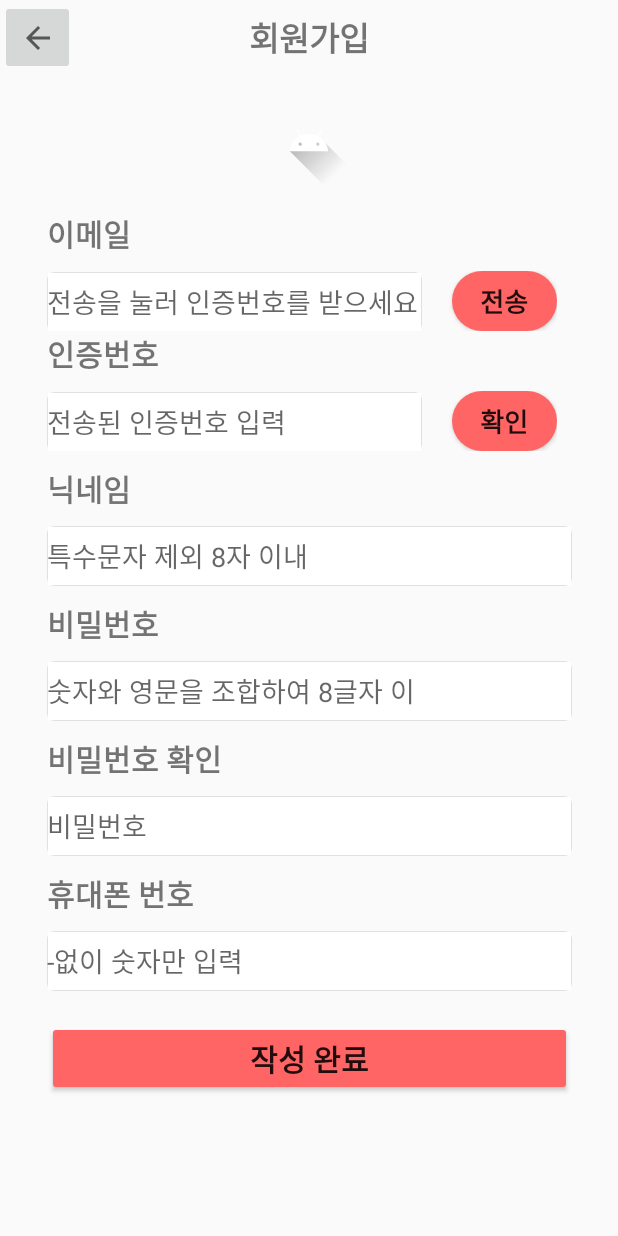
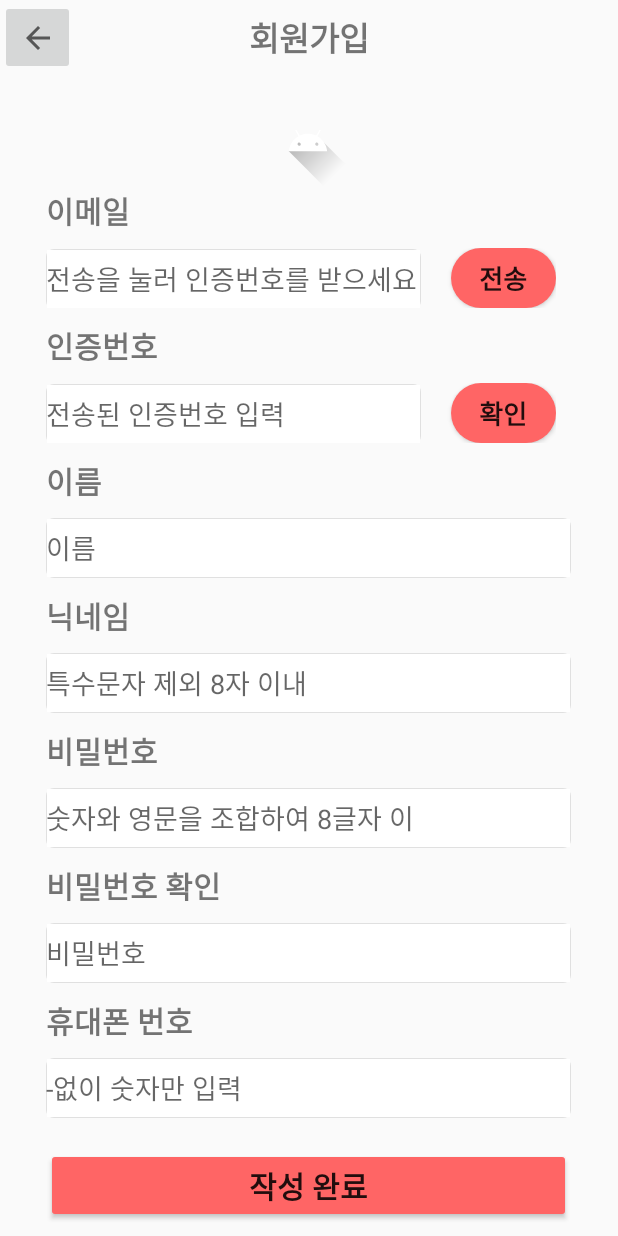
Before and after one commit to YoonDongGwan/hanium-project, an Android app: the SignUpActivity screen opened directly, with no data from a screen before it, on a phone screen of 412 x 824 dp. Run offline under Robolectric (Android 15) with nearby library versions, the phone set to English and light mode, and no system bars.

Commit message:
회원가입, 프로필 수정하기 페이지 수정, 포인트 교환신청 페이지 레이아웃 구현

```diff
--- a/app/src/main/res/layout/activity_signup.xml
+++ b/app/src/main/res/layout/activity_signup.xml
@@ -24,37 +24,43 @@
         app:layout_constraintStart_toStartOf="@+id/imageButton"
         app:layout_constraintTop_toTopOf="parent" />
 
-    <ImageView
-        android:id="@+id/imageView"
-        android:layout_width="60dp"
-        android:layout_height="60dp"
-        android:layout_marginTop="15dp"
-        android:src="@drawable/ic_launcher_foreground"
-        app:layout_constraintEnd_toEndOf="parent"
-        app:layout_constraintStart_toStartOf="parent"
-        app:layout_constraintTop_toBottomOf="@+id/textView" />
+
+    <ScrollView
+        android:id="@+id/scrollView"
+        android:layout_width="match_parent"
+        android:layout_height="wrap_content"
+        app:layout_constraintTop_toBottomOf="@+id/textView">
 
         <LinearLayout
             android:layout_width="wrap_content"
             android:layout_height="wrap_content"
             android:layout_gravity="center"
             android:orientation="vertical"
-        android:layout_marginTop="15dp"
             app:layout_constraintEnd_toEndOf="parent"
             app:layout_constraintStart_toStartOf="parent"
-        app:layout_constraintTop_toBottomOf="@+id/imageView">
+            app:layout_constraintTop_toBottomOf="@+id/textView">
+
+            <ImageView
+                android:id="@+id/imageView"
+                android:layout_width="60dp"
+                android:layout_height="60dp"
+                android:layout_gravity="center"
+                android:layout_marginTop="15dp"
+                android:src="@drawable/ic_launcher_foreground"
+                app:layout_constraintTop_toBottomOf="@+id/textView" />
 
             <TextView
                 android:layout_width="wrap_content"
                 android:layout_height="wrap_content"
                 android:text="이메일"
                 android:textSize="20sp"
-            android:textStyle="bold"/>
+                android:textStyle="bold" />
+
             <LinearLayout
                 android:layout_width="wrap_content"
                 android:layout_height="wrap_content"
-            android:orientation="horizontal"
-            android:layout_marginTop="10dp">
+                android:layout_marginTop="10dp"
+                android:orientation="horizontal">
 
                 <EditText
                     android:layout_width="250dp"
@@ -77,9 +83,11 @@
             <TextView
                 android:layout_width="wrap_content"
                 android:layout_height="wrap_content"
+                android:layout_marginTop="10dp"
                 android:text="인증번호"
                 android:textSize="20sp"
-            android:textStyle="bold"/>
+                android:textStyle="bold" />
+
             <LinearLayout
                 android:layout_width="wrap_content"
                 android:layout_height="wrap_content"
@@ -108,11 +116,29 @@
             <TextView
                 android:layout_width="wrap_content"
                 android:layout_height="wrap_content"
+                android:layout_marginTop="10dp"
+
+                android:text="이름"
+                android:textSize="20sp"
+                android:textStyle="bold" />
+
+            <EditText
+                android:layout_width="match_parent"
+                android:layout_height="40dp"
+                android:layout_marginTop="10dp"
+                android:background="@drawable/edittext_border"
+                android:hint="이름"
+                android:inputType="text" />
+
+            <TextView
+                android:layout_width="wrap_content"
+                android:layout_height="wrap_content"
+                android:layout_marginTop="10dp"
+
                 android:text="닉네임"
+                android:textSize="20sp"
+                android:textStyle="bold" />
 
-            android:textSize="20sp"
-            android:textStyle="bold"
-            android:layout_marginTop="10dp"/>
             <EditText
                 android:layout_width="match_parent"
                 android:layout_height="40dp"
@@ -124,10 +150,11 @@
             <TextView
                 android:layout_width="wrap_content"
                 android:layout_height="wrap_content"
+                android:layout_marginTop="10dp"
                 android:text="비밀번호"
                 android:textSize="20sp"
-            android:textStyle="bold"
-            android:layout_marginTop="10dp"/>
+                android:textStyle="bold" />
+
             <EditText
                 android:layout_width="match_parent"
                 android:layout_height="40dp"
@@ -139,11 +166,12 @@
             <TextView
                 android:layout_width="wrap_content"
                 android:layout_height="wrap_content"
+                android:layout_marginTop="10dp"
+
                 android:text="비밀번호 확인"
+                android:textSize="20sp"
+                android:textStyle="bold" />
 
-            android:textSize="20sp"
-            android:textStyle="bold"
-            android:layout_marginTop="10dp"/>
             <EditText
                 android:layout_width="match_parent"
                 android:layout_height="40dp"
@@ -151,14 +179,15 @@
                 android:background="@drawable/edittext_border"
                 android:hint="비밀번호"
                 android:inputType="textPassword" />
+
             <TextView
                 android:layout_width="wrap_content"
                 android:layout_height="wrap_content"
+                android:layout_marginTop="10dp"
+
                 android:text="휴대폰 번호"
-
                 android:textSize="20sp"
-            android:textStyle="bold"
-            android:layout_marginTop="10dp"/>
+                android:textStyle="bold" />
 
             <EditText
                 android:layout_width="match_parent"
@@ -172,12 +201,12 @@
                 android:layout_width="350dp"
                 android:layout_height="50dp"
                 android:layout_gravity="center"
+                android:layout_marginTop="20dp"
                 android:backgroundTint="#ff6565"
-            android:layout_marginTop="20dp"
                 android:text="작성 완료"
-            android:textStyle="bold"
-            android:textSize="20sp" />
+                android:textSize="20sp"
+                android:textStyle="bold" />
 
         </LinearLayout>
-
+    </ScrollView>
 </androidx.constraintlayout.widget.ConstraintLayout>
--- a/app/src/main/res/layout/fragment_mypage.xml
+++ b/app/src/main/res/layout/fragment_mypage.xml
@@ -88,7 +88,7 @@
                 <TextView
                     android:layout_width="wrap_content"
                     android:layout_height="wrap_content"
-                    android:hint="보유포인트"
+                    android:text="보유포인트"
                     android:textSize="25sp"
                     android:textStyle="bold"/>
                 <TextView
@@ -103,6 +103,7 @@
             <Button
                 android:layout_width="wrap_content"
                 android:layout_height="wrap_content"
+                android:id="@+id/exchangingbutton"
                 android:layout_gravity="center"
                 android:layout_marginLeft="50dp"
                 android:padding="10dp"
```
Also changed, not shown: app/src/main/res/layout/fragment_exchanging_point.xml (added, +297 -0 lines), app/src/main/res/layout/fragment_modifying_profile.xml (+19 -1 lines). Lines whose indentation alone changed are shown as unchanged.
